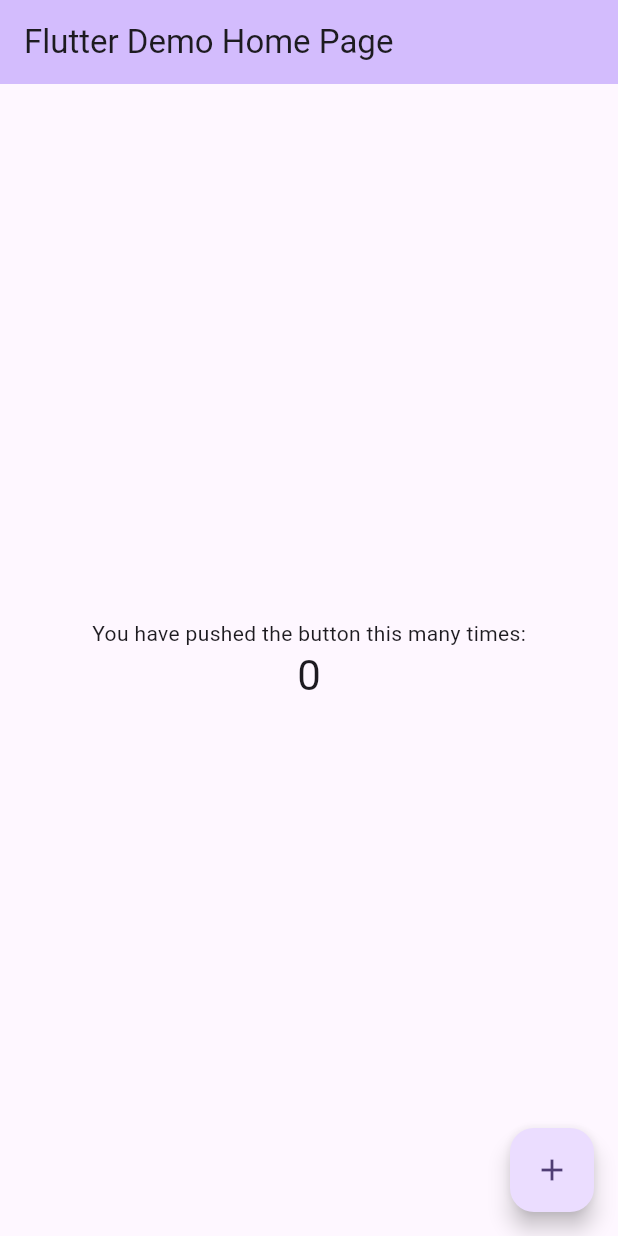
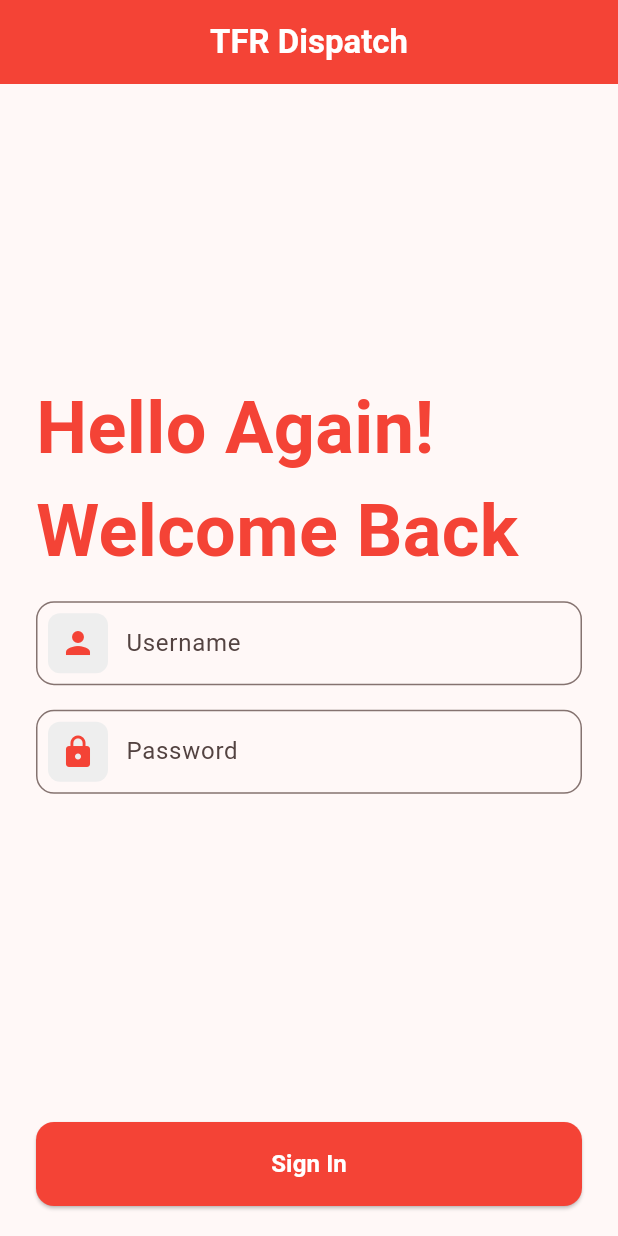
Before and after one commit to usenol/TFRDispatchMobileCase, a Flutter app: the screen it shows after launch, on a phone screen of 412 x 824 dp. Run offline on Flutter 3.47's test engine with Material 3 defaults, Android fonts, the light colour scheme and no system bars.

Commit message:
logInView is designed + bloc backage added

```diff
--- a/tfr_test_case/lib/main.dart
+++ b/tfr_test_case/lib/main.dart
@@ -1,4 +1,5 @@
 import 'package:flutter/material.dart';
+import 'src/features/view/logInView.dart';
 
 void main() {
   runApp(const MyApp());
@@ -7,119 +8,16 @@
 class MyApp extends StatelessWidget {
   const MyApp({super.key});
 
-  // This widget is the root of your application.
   @override
   Widget build(BuildContext context) {
     return MaterialApp(
-      title: 'Flutter Demo',
+      title: 'TFR Test Case',
+      debugShowCheckedModeBanner: false,
       theme: ThemeData(
-        // This is the theme of your application.
-        //
-        // TRY THIS: Try running your application with "flutter run". You'll see
-        // the application has a purple toolbar. Then, without quitting the app,
-        // try changing the seedColor in the colorScheme below to Colors.green
-        // and then invoke "hot reload" (save your changes or press the "hot
-        // reload" button in a Flutter-supported IDE, or press "r" if you used
-        // the command line to start the app).
-        //
-        // Notice that the counter didn't reset back to zero; the application
-        // state is not lost during the reload. To reset the state, use hot
-        // restart instead.
-        //
-        // This works for code too, not just values: Most code changes can be
-        // tested with just a hot reload.
-        colorScheme: ColorScheme.fromSeed(seedColor: Colors.deepPurple),
+        colorScheme: ColorScheme.fromSeed(seedColor: Colors.red),
         useMaterial3: true,
       ),
-      home: const MyHomePage(title: 'Flutter Demo Home Page'),
+      home: const LoginView(),
     );
   }
 }
-
-class MyHomePage extends StatefulWidget {
-  const MyHomePage({super.key, required this.title});
-
-  // This widget is the home page of your application. It is stateful, meaning
-  // that it has a State object (defined below) that contains fields that affect
-  // how it looks.
-
-  // This class is the configuration for the state. It holds the values (in this
-  // case the title) provided by the parent (in this case the App widget) and
-  // used by the build method of the State. Fields in a Widget subclass are
-  // always marked "final".
-
-  final String title;
-
-  @override
-  State<MyHomePage> createState() => _MyHomePageState();
-}
-
-class _MyHomePageState extends State<MyHomePage> {
-  int _counter = 0;
-
-  void _incrementCounter() {
-    setState(() {
-      // This call to setState tells the Flutter framework that something has
-      // changed in this State, which causes it to rerun the build method below
-      // so that the display can reflect the updated values. If we changed
-      // _counter without calling setState(), then the build method would not be
-      // called again, and so nothing would appear to happen.
-      _counter++;
-    });
-  }
-
-  @override
-  Widget build(BuildContext context) {
-    // This method is rerun every time setState is called, for instance as done
-    // by the _incrementCounter method above.
-    //
-    // The Flutter framework has been optimized to make rerunning build methods
-    // fast, so that you can just rebuild anything that needs updating rather
-    // than having to individually change instances of widgets.
-    return Scaffold(
-      appBar: AppBar(
-        // TRY THIS: Try changing the color here to a specific color (to
-        // Colors.amber, perhaps?) and trigger a hot reload to see the AppBar
-        // change color while the other colors stay the same.
-        backgroundColor: Theme.of(context).colorScheme.inversePrimary,
-        // Here we take the value from the MyHomePage object that was created by
-        // the App.build method, and use it to set our appbar title.
-        title: Text(widget.title),
-      ),
-      body: Center(
-        // Center is a layout widget. It takes a single child and positions it
-        // in the middle of the parent.
-        child: Column(
-          // Column is also a layout widget. It takes a list of children and
-          // arranges them vertically. By default, it sizes itself to fit its
-          // children horizontally, and tries to be as tall as its parent.
-          //
-          // Column has various properties to control how it sizes itself and
-          // how it positions its children. Here we use mainAxisAlignment to
-          // center the children vertically; the main axis here is the vertical
-          // axis because Columns are vertical (the cross axis would be
-          // horizontal).
-          //
-          // TRY THIS: Invoke "debug painting" (choose the "Toggle Debug Paint"
-          // action in the IDE, or press "p" in the console), to see the
-          // wireframe for each widget.
-          mainAxisAlignment: MainAxisAlignment.center,
-          children: <Widget>[
-            const Text(
-              'You have pushed the button this many times:',
-            ),
-            Text(
-              '$_counter',
-              style: Theme.of(context).textTheme.headlineMedium,
-            ),
-          ],
-        ),
-      ),
-      floatingActionButton: FloatingActionButton(
-        onPressed: _incrementCounter,
-        tooltip: 'Increment',
-        child: const Icon(Icons.add),
-      ), // This trailing comma makes auto-formatting nicer for build methods.
-    );
-  }
-}
--- /dev/null
+++ b/tfr_test_case/lib/src/constants/custom_app_bar.dart
@@ -0,0 +1,28 @@
+import 'package:flutter/material.dart';
+
+class CustomAppBar extends StatelessWidget implements PreferredSizeWidget {
+  final String title;
+
+  const CustomAppBar({
+    super.key,
+    required this.title,
+  });
+
+  @override
+  Widget build(BuildContext context) {
+    return AppBar(
+      backgroundColor: Colors.red,
+      title: Text(
+        title,
+        style: const TextStyle(
+          color: Colors.white,
+          fontWeight: FontWeight.bold,
+        ),
+      ),
+      centerTitle: true,
+    );
+  }
+
+  @override
+  Size get preferredSize => const Size.fromHeight(kToolbarHeight);
+}
--- /dev/null
+++ b/tfr_test_case/lib/src/features/view/logInView.dart
@@ -0,0 +1,113 @@
+import 'package:flutter/material.dart';
+import '../../constants/custom_app_bar.dart';
+
+class LoginView extends StatelessWidget {
+  const LoginView({super.key});
+
+  @override
+  Widget build(BuildContext context) {
+    // Ekran boyutlarını al
+    final size = MediaQuery.of(context).size;
+    final padding = MediaQuery.of(context).padding;
+
+    return Scaffold(
+      appBar: const CustomAppBar(title: 'TFR Dispatch'),
+      body: SafeArea(
+        child: Padding(
+          padding: const EdgeInsets.symmetric(horizontal: 24.0),
+          child: Column(
+            children: [
+              Expanded(
+                child: SingleChildScrollView(
+                  child: ConstrainedBox(
+                    constraints: BoxConstraints(
+                      minHeight: size.height - padding.top - padding.bottom - kToolbarHeight - 100,
+                    ),
+                    child: Column(
+                      mainAxisAlignment: MainAxisAlignment.center,
+                      children: [
+                        const Column(
+                          children: [
+                            Text(
+                              'Hello Again!' + 'Welcome Back',
+                              style: TextStyle(
+                                fontSize: 48,
+                                fontWeight: FontWeight.bold,
+                                color: Colors.red,
+                              ),
+                            ),
+                          ],
+                        ),
+                        SizedBox(height: 12),
+                        TextField(
+                          decoration: InputDecoration(
+                            prefixIcon: Container(
+                              margin: const EdgeInsets.all(8.0),
+                              padding: const EdgeInsets.all(8.0),
+                              decoration: BoxDecoration(
+                                color: Colors.grey[200],
+                                borderRadius: BorderRadius.circular(8),
+                              ),
+                              child: const Icon(Icons.person, color: Colors.red),
+                            ),
+                            hintText: 'Username',
+                            border: OutlineInputBorder(
+                              borderRadius: BorderRadius.circular(12),
+                            ),
+                          ),
+                        ),
+                        SizedBox(height: size.height * 0.02),
+                        TextField(
+                          obscureText: true,
+                          decoration: InputDecoration(
+                            prefixIcon: Container(
+                              margin: const EdgeInsets.all(8.0),
+                              padding: const EdgeInsets.all(8.0),
+                              decoration: BoxDecoration(
+                                color: Colors.grey[200],
+                                borderRadius: BorderRadius.circular(8),
+                              ),
+                              child: const Icon(Icons.lock, color: Colors.red),
+                            ),
+                            hintText: 'Password',
+                            border: OutlineInputBorder(
+                              borderRadius: BorderRadius.circular(12),
+                            ),
+                          ),
+                        ),
+                      ],
+                    ),
+                  ),
+                ),
+              ),
+              Padding(
+                padding: const EdgeInsets.only(bottom: 20.0),
+                child: SizedBox(
+                  width: double.infinity,
+                  height: 56,
+                  child: ElevatedButton(
+                    onPressed: () {},
+                    style: ElevatedButton.styleFrom(
+                      backgroundColor: Colors.red,
+                      shape: RoundedRectangleBorder(
+                        borderRadius: BorderRadius.circular(12),
+                      ),
+                    ),
+                    child: const Text(
+                      'Sign In',
+                      style: TextStyle(
+                        color: Colors.white,
+                        fontSize: 16,
+                        fontWeight: FontWeight.bold,
+                      ),
+                    ),
+                  ),
+                ),
+              ),
+            ],
+          ),
+        ),
+      ),
+    );
+  }
+}
--- a/tfr_test_case/pubspec.yaml
+++ b/tfr_test_case/pubspec.yaml
@@ -34,7 +34,7 @@ dependencies:
   # The following adds the Cupertino Icons font to your application.
   # Use with the CupertinoIcons class for iOS style icons.
   cupertino_icons: ^1.0.8
-
+  flutter_bloc: 9.0.0
 dev_dependencies:
   flutter_test:
     sdk: flutter
```
Also changed, not shown: tfr_test_case/lib/src/features/view/allOrdersView.dart (added), tfr_test_case/pubspec.lock.
